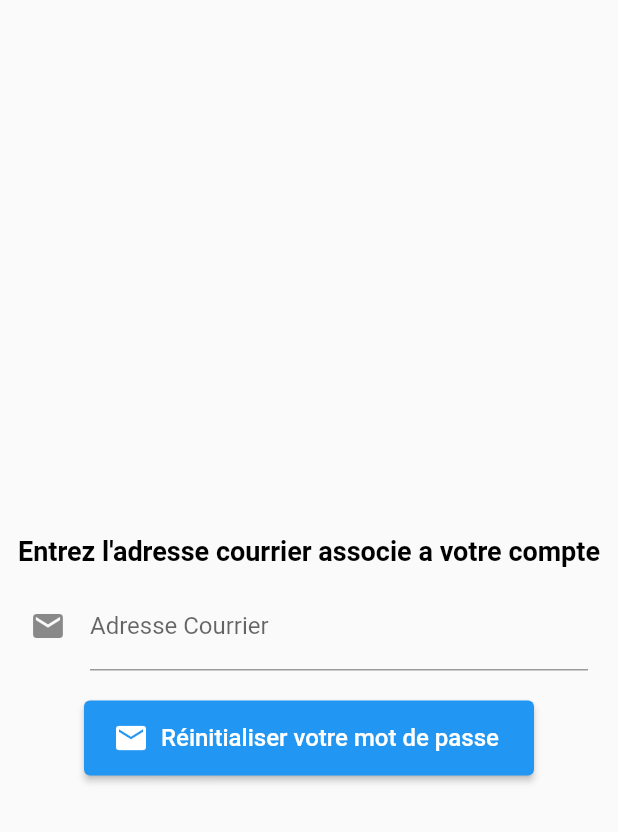
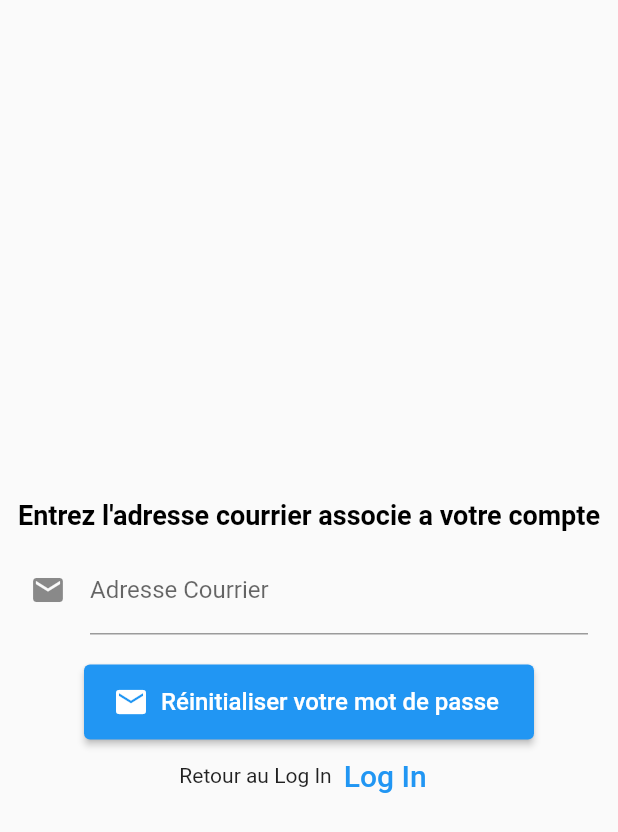
Before and after one commit to IvanJimenezRuisanchez/Nest_music, a Flutter app: the ForgotPasswordPage screen opened by its route, on a phone screen of 412 x 824 dp. Shown: the top 832 px of the screen. Run offline on Flutter 3.47's test engine with Material 2 defaults, Android fonts, the phone set to English and light mode, and no system bars; our stand-ins replace firebase_auth, firebase_core; accounts and stored records are empty; network calls fail.

Commit message:
Refactore des Components LogIn et ForgotPassword

```diff
--- a/lib/pages/forgot_password_page.dart
+++ b/lib/pages/forgot_password_page.dart
@@ -68,6 +68,21 @@ class _ForgotPasswordPageState extends State<ForgotPasswordPage> {
                 },
               )
               ),
+            Row(
+              children: <Widget>[
+                const Text("Retour au Log In"),
+                TextButton(
+                  child: const Text(
+                    'Log In',
+                    style: TextStyle(fontSize: 20),
+                  ),
+                  onPressed: () {
+                    Navigator.pushNamed(context, 'login_page');
+                  },
+                )
+              ],
+              mainAxisAlignment: MainAxisAlignment.center,
+            )
           ]
           ),
         ),
```
Also changed, not shown: lib/pages/login_page.dart (+22 -19 lines).
